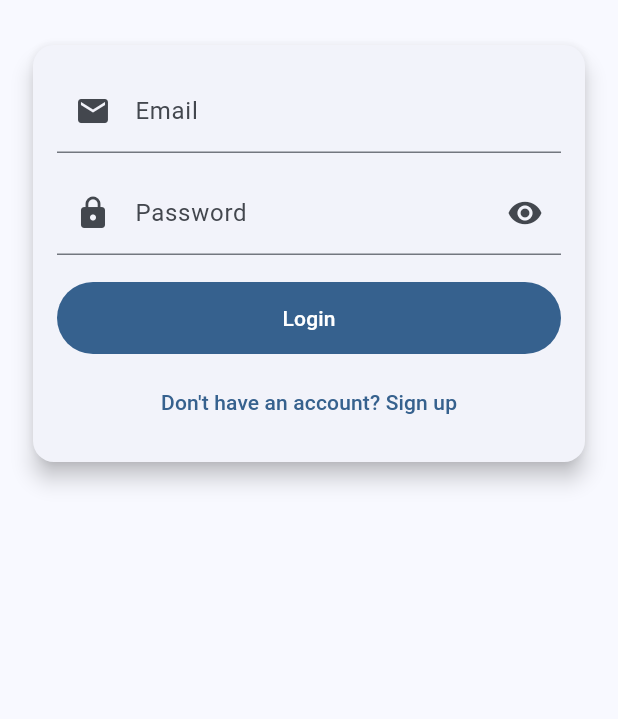
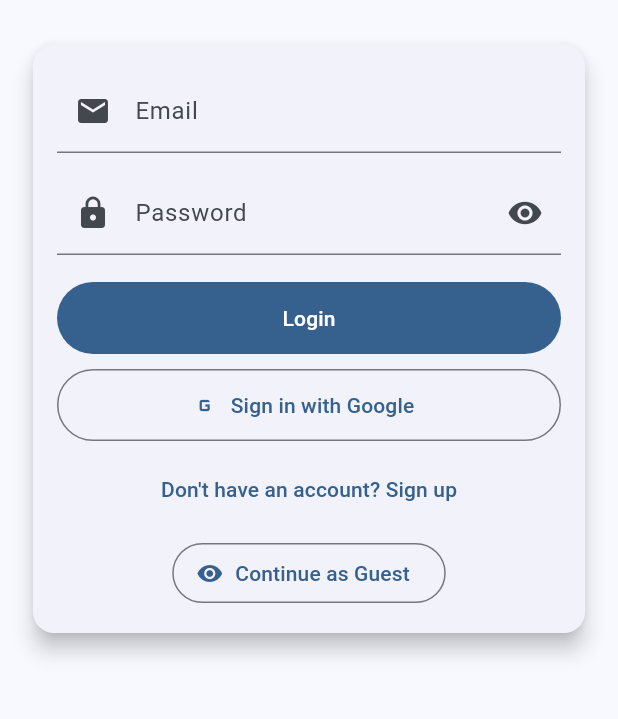
Before and after one commit to vighneshNaik15/exp14miniproject-Hostel-app-, a Flutter app: the screen it shows after launch, on a phone screen of 412 x 824 dp, the part 246-965 px from its top. Run offline on Flutter 3.47's test engine with Material 3 defaults, Android fonts, the light colour scheme and no system bars; our stand-ins replace cloud_firestore, firebase_auth, firebase_core, google_sign_in; accounts and stored records are empty.

Commit message:
Updated project files

```diff
--- a/lib/main.dart
+++ b/lib/main.dart
@@ -1,6 +1,9 @@
 import 'package:flutter/material.dart';
 import 'package:firebase_core/firebase_core.dart';
 import 'package:provider/provider.dart';
+
+// Firebase options (generated by FlutterFire CLI)
+import 'firebase_options.dart';
 
 // Services
 import 'package:miniproject/services/auth_service.dart';
@@ -18,17 +21,19 @@ import 'package:miniproject/screens/notices/notices_screen.dart';
 import 'package:miniproject/screens/news/news_screen.dart';
 import 'package:miniproject/screens/weather/weather_screen.dart';
 import 'package:miniproject/screens/holidays/holidays_screen.dart';
-
-// Profile
-import 'package:miniproject/screens/profile/profile_screen.dart';
+import 'package:miniproject/screens/vip/vip_screen.dart';
 
 void main() async {
   WidgetsFlutterBinding.ensureInitialized();
-  await Firebase.initializeApp();
-  runApp(MyApp());
+  await Firebase.initializeApp(
+    options: DefaultFirebaseOptions.currentPlatform,
+  );
+  runApp(const MyApp());
 }
 
 class MyApp extends StatelessWidget {
+  const MyApp({super.key});
+
   @override
   Widget build(BuildContext context) {
     return MultiProvider(
@@ -39,37 +44,44 @@ class MyApp extends StatelessWidget {
         debugShowCheckedModeBanner: false,
         title: 'Hostel App',
 
-        // 🌙 Light + Dark Theme
+        // CLEAN THEME (NO BRIGHTNESS ERRORS)
         theme: ThemeData(
-          brightness: Brightness.light,
-          colorScheme: ColorScheme.fromSeed(seedColor: Colors.blue),
           useMaterial3: true,
+          colorScheme: ColorScheme.fromSeed(
+            seedColor: Colors.blue,
+            brightness: Brightness.light,
+          ),
         ),
+
         darkTheme: ThemeData(
-          brightness: Brightness.dark,
-          colorScheme: ColorScheme.fromSeed(seedColor: Colors.blue),
           useMaterial3: true,
+          colorScheme: ColorScheme.fromSeed(
+            seedColor: Colors.blue,
+            brightness: Brightness.dark,
+          ),
         ),
+
         themeMode: ThemeMode.system,
 
         initialRoute: '/',
 
         routes: {
-          '/': (context) => LoginScreen(),
-          '/dashboard': (context) => DashboardScreen(),
+          '/': (context) => const LoginScreen(),
+          '/dashboard': (context) => const DashboardScreen(),
 
           // Complaints
-          '/addComplaint': (context) => AddComplaintScreen(),
-          '/complaintList': (context) => ComplaintListScreen(),
-          '/notices': (context) => NoticesScreen(),
+          '/addComplaint': (context) => const AddComplaintScreen(),
+          '/complaintList': (context) => const ComplaintListScreen(),
+          '/notices': (context) => const NoticesScreen(),
 
-          // API screens (NO CONST)
-          '/news': (context) => NewsScreen(),
-          '/weather': (context) => WeatherScreen(),
-          '/holidays': (context) => HolidaysScreen(),
+          // API screens
+          '/news': (context) => const NewsScreen(),
+          '/weather': (context) => const WeatherScreen(),
+          '/holidays': (context) => const HolidaysScreen(),
+          '/vip': (context) => const VipScreen(),
 
-          // Profile
-          '/profile': (context) => ProfileScreen(),
+          // REMOVED — because file does NOT exist
+          // '/profile': (context) => ProfileScreen(),
         },
       ),
     );
--- a/lib/screens/auth/login_screen.dart
+++ b/lib/screens/auth/login_screen.dart
@@ -12,7 +12,9 @@ class _LoginScreenState extends State<LoginScreen> {
   final _formKey = GlobalKey<FormState>();
   final _emailCtl = TextEditingController();
   final _passCtl = TextEditingController();
+  final _emailRegex = RegExp(r'^[^@\s]+@[^@\s]+\.[^@\s]+$');
   bool _loading = false;
+  bool _googleLoading = false;
   bool _obscure = true;
 
   @override
@@ -30,7 +32,21 @@ class _LoginScreenState extends State<LoginScreen> {
       email: _emailCtl.text.trim(),
       password: _passCtl.text,
     );
+    if (!mounted) return;
     setState(() => _loading = false);
+    if (err != null) {
+      ScaffoldMessenger.of(context).showSnackBar(SnackBar(content: Text(err), backgroundColor: Colors.red));
+      return;
+    }
+    Navigator.pushReplacementNamed(context, '/dashboard');
+  }
+
+  Future<void> _loginWithGoogle() async {
+    setState(() => _googleLoading = true);
+    final auth = Provider.of<AuthService>(context, listen: false);
+    final err = await auth.signInWithGoogle();
+    if (!mounted) return;
+    setState(() => _googleLoading = false);
     if (err != null) {
       ScaffoldMessenger.of(context).showSnackBar(SnackBar(content: Text(err), backgroundColor: Colors.red));
       return;
@@ -64,7 +80,10 @@ class _LoginScreenState extends State<LoginScreen> {
                         TextFormField(
                           controller: _emailCtl,
                           decoration: const InputDecoration(labelText: 'Email', prefixIcon: Icon(Icons.email)),
-                          validator: (v) => (v != null && v.contains('@')) ? null : 'Enter a valid email',
+                          validator: (v) {
+                            final value = v?.trim() ?? '';
+                            return _emailRegex.hasMatch(value) ? null : 'Enter a valid email';
+                          },
                           keyboardType: TextInputType.emailAddress,
                         ),
                         const SizedBox(height: 12),
@@ -90,10 +109,36 @@ class _LoginScreenState extends State<LoginScreen> {
                             child: _loading ? const CircularProgressIndicator() : const Text('Login'),
                           ),
                         ),
+                        const SizedBox(height: 10),
+                        SizedBox(
+                          width: double.infinity,
+                          height: 48,
+                          child: OutlinedButton.icon(
+                            icon: _googleLoading
+                                ? const SizedBox(
+                                    height: 20,
+                                    width: 20,
+                                    child: CircularProgressIndicator(strokeWidth: 2),
+                                  )
+                                : const Icon(Icons.g_mobiledata),
+                            label: Text(_googleLoading ? 'Signing in...' : 'Sign in with Google'),
+                            onPressed: (_loading || _googleLoading) ? null : _loginWithGoogle,
+                          ),
+                        ),
                         const SizedBox(height: 8),
                         TextButton(
                           onPressed: () => Navigator.push(context, MaterialPageRoute(builder: (_) => const SignupScreen())),
                           child: const Text('Don\'t have an account? Sign up'),
+                        ),
+                        const SizedBox(height: 8),
+                        OutlinedButton.icon(
+                          icon: const Icon(Icons.visibility),
+                          label: const Text('Continue as Guest'),
+                          onPressed: () {
+                            final auth = Provider.of<AuthService>(context, listen: false);
+                            auth.enterGuestMode();
+                            Navigator.pushReplacementNamed(context, '/dashboard');
+                          },
                         ),
                       ],
                     ),
--- a/lib/screens/complaints/add_complaint.dart
+++ b/lib/screens/complaints/add_complaint.dart
@@ -35,12 +35,16 @@ class _AddComplaintScreenState extends State<AddComplaintScreen> {
         'status': 'open',
         'createdAt': FieldValue.serverTimestamp(),
       });
+      if (!mounted) return;
       ScaffoldMessenger.of(context).showSnackBar(const SnackBar(content: Text('Complaint submitted'), backgroundColor: Colors.green));
       Navigator.pop(context);
     } catch (e) {
+      if (!mounted) return;
       ScaffoldMessenger.of(context).showSnackBar(SnackBar(content: Text('Error: $e'), backgroundColor: Colors.red));
     } finally {
-      setState(() => _loading = false);
+      if (mounted) {
+        setState(() => _loading = false);
+      }
     }
   }
 
--- a/lib/screens/holidays/holidays_screen.dart
+++ b/lib/screens/holidays/holidays_screen.dart
@@ -70,7 +70,7 @@ class _HolidaysScreenState extends State<HolidaysScreen> {
                         borderRadius: BorderRadius.circular(16),
                         boxShadow: [
                           BoxShadow(
-                            color: Colors.grey.withOpacity(0.12),
+                            color: Colors.grey.withValues(alpha: 0.12),
                             blurRadius: 10,
                             offset: const Offset(2, 3),
                           ),
--- a/lib/screens/profile/profile_screen.dart
+++ b/lib/screens/profile/profile_screen.dart
@@ -24,7 +24,7 @@ class ProfileScreen extends StatelessWidget {
 
             CircleAvatar(
               radius: 45,
-              backgroundColor: Colors.blueAccent.withOpacity(0.3),
+              backgroundColor: Colors.blueAccent.withValues(alpha: 0.3),
               child: const Icon(Icons.person, size: 60),
             ),
 
@@ -53,6 +53,7 @@ class ProfileScreen extends StatelessWidget {
               ),
               onPressed: () async {
                 await auth.signOut();
+                if (!context.mounted) return;
                 Navigator.pushReplacementNamed(context, '/');
               },
             ),
--- a/pubspec.yaml
+++ b/pubspec.yaml
@@ -17,6 +17,7 @@ dependencies:
   firebase_core: ^2.10.0
   firebase_auth: ^4.6.0
   cloud_firestore: ^4.7.0
+  google_sign_in: ^6.2.1
 
   # State Management
   provider: ^6.0.5
```
Also changed, not shown: lib/screens/auth/signup_screen.dart (+10 -1 lines), lib/screens/dashboard/dashboard_screen.dart (+17 -7 lines), lib/screens/vip/vip_screen.dart (added, +147 -0 lines), lib/services/auth_service.dart (+57 -0 lines), firebase.json (added), lib/firebase_options.dart (added), output3.jpg (added), output4.jpg (added), output5.jpg (added), output6.jpg (added), output7.jpg (added), pubspec.lock, 8 other files.
